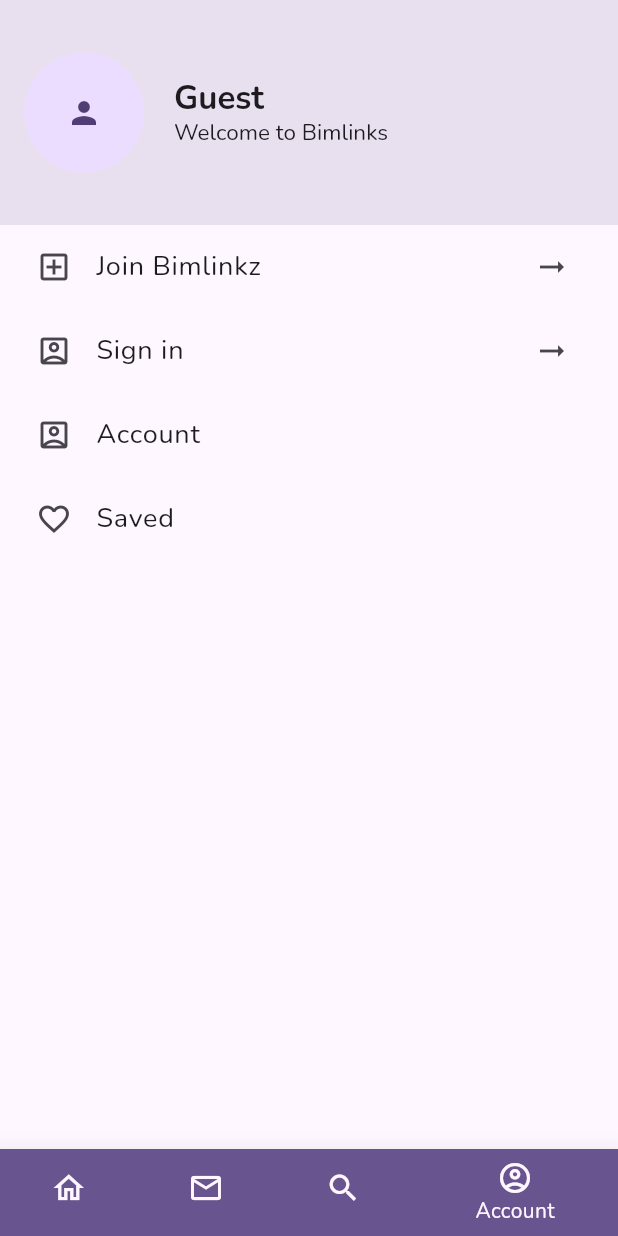
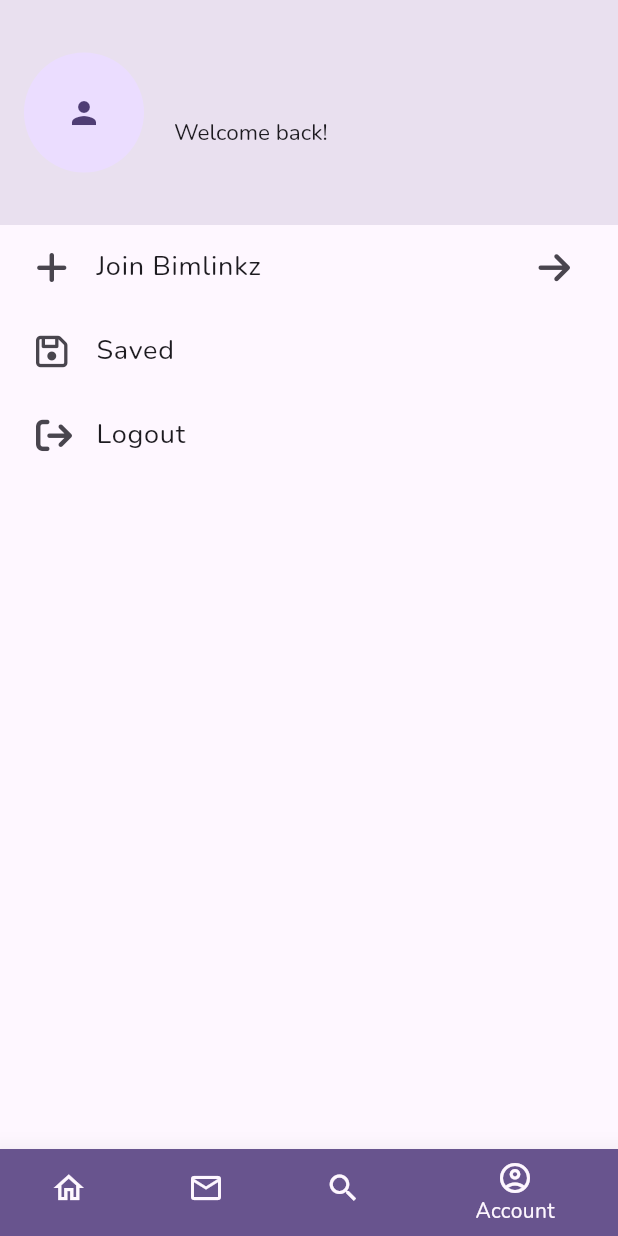
Before and after one commit to kzjstudio/bimlinkz_mobile_app, a Flutter app: the screen it shows once a user with an empty profile is signed in, item 4 of the bottom bar chosen, on a phone screen of 412 x 824 dp. Run offline on Flutter 3.47's test engine with Material 3 defaults, Android fonts, the phone set to English and light mode, and no system bars; our stand-ins replace cloud_firestore, firebase_auth, firebase_core, flutter_profile_picture, font_awesome_flutter, get and 3 more; accounts and stored records are empty.

Commit message:
setting up for three screens

```diff
--- a/lib/main.dart
+++ b/lib/main.dart
@@ -7,7 +7,13 @@
 
 void main() async {
   WidgetsFlutterBinding.ensureInitialized();
-  await Firebase.initializeApp().then((value) => Get.put(AuthController()));
+  await Firebase.initializeApp(
+          options: FirebaseOptions(
+              apiKey: 'AIzaSyA8cjWYfUqYCNo__LBkwBIF6CARzQPD5mI',
+              appId: '1:161008572662:web:4bb6f6292513552e43b4d7',
+              messagingSenderId: '161008572662',
+              projectId: 'bimixx-2eab2'))
+      .then((value) => Get.put(AuthController()));
   runApp(MyApp());
 }
 
@@ -19,7 +25,9 @@
         title: 'Bimlinkz',
         theme: ThemeData(
           colorScheme: ColorScheme.fromSeed(
-              seedColor: Colors.deepPurple, brightness: Brightness.light),
+              background: Colors.white,
+              seedColor: Colors.deepPurple,
+              brightness: Brightness.light),
           useMaterial3: true,
           textTheme: GoogleFonts.nunitoTextTheme(),
         ),
--- a/lib/models/user_model.dart
+++ /dev/null
@@ -1,16 +0,0 @@
-import 'package:cloud_firestore/cloud_firestore.dart';
-
-class UserModel {
-  String id;
-  String name;
-  String email;
-  String profileImage;
-  bool isLoggedIn;
-
-  UserModel(
-      {this.id = "",
-      this.name = "",
-      this.email = "",
-      this.profileImage = "",
-      this.isLoggedIn = false});
-}
--- a/lib/screens/account_screen.dart
+++ b/lib/screens/account_screen.dart
@@ -1,19 +1,40 @@
 import 'package:bimlinkz_mobile_app/Controllers/auth_controller.dart';
 import 'package:bimlinkz_mobile_app/screens/become_a_tradesman_landing_screen.dart';
-import 'package:bimlinkz_mobile_app/screens/create_account_screen.dart';
+import 'package:bimlinkz_mobile_app/screens/create_trades_account_screen.dart';
 import 'package:bimlinkz_mobile_app/screens/signin.dart';
+import 'package:cloud_firestore/cloud_firestore.dart';
+import 'package:firebase_auth/firebase_auth.dart';
 import 'package:flutter/material.dart';
+import 'package:font_awesome_flutter/font_awesome_flutter.dart';
 import 'package:get/get.dart';
 
 class AccountScreen extends StatelessWidget {
   final AuthController c = Get.find();
 
+  var data;
+  var isLoaded = false.obs;
+
+  getUserInfo() {
+    final docref = c.db.collection('users').doc(c.auth.currentUser?.uid);
+    docref.get().then((DocumentSnapshot doc) {
+      data = doc.data() as Map<String, dynamic>;
+      print(data['name']);
+      isLoaded.value = true;
+    }, onError: (e) {
+      isLoaded.value = false;
+      print(e);
+    });
+  }
+
   @override
   Widget build(BuildContext context) {
-    return Scaffold(
+    getUserInfo();
+    return Obx(() => isLoaded.isFalse
+        ? CircularProgressIndicator()
+        : Scaffold(
             appBar: AppBar(
               elevation: 20,
-        title: const Row(
+              title: Row(
                 children: [
                   CircleAvatar(
                     radius: 40,
@@ -26,11 +47,11 @@
                     crossAxisAlignment: CrossAxisAlignment.start,
                     children: [
                       Text(
-                  'Guest',
+                        "${data['name']}",
                         style: TextStyle(fontWeight: FontWeight.bold),
                       ),
                       Text(
-                  'Welcome to Bimlinks',
+                        'Welcome back!',
                         style: TextStyle(fontSize: 15),
                       )
                     ],
@@ -47,13 +68,11 @@
                   children: [
                     InkWell(
                       onTap: (() {
-                  Get.to(() => CreateAccountScreen());
+                        Get.to(() => CreateTradesAccountScreen());
                       }),
                       child: const ListTile(
-                  trailing: Icon(Icons.arrow_right_alt_outlined),
-                  leading: Icon(
-                    Icons.add_box_outlined,
-                  ),
+                        trailing: FaIcon(FontAwesomeIcons.arrowRight),
+                        leading: FaIcon(FontAwesomeIcons.plus),
                         title: Text(
                           'Join Bimlinkz',
                           style: TextStyle(
@@ -62,39 +81,8 @@
                         ),
                       ),
                     ),
-              InkWell(
-                onTap: (() {
-                  Get.to(() => SignInScreen());
-                }),
-                child: const ListTile(
-                  leading: Icon(Icons.account_box_outlined),
-                  trailing: Icon(Icons.arrow_right_alt_outlined),
-                  title: Text(
-                    'Sign in',
-                    style: TextStyle(
-                      fontSize: 18,
-                    ),
-                  ),
-                ),
-              ),
-              Obx(
-                () => c.userModel.value.isLoggedIn
-                    ? Container()
-                    : const ListTile(
-                        leading: Icon(Icons.account_box_outlined),
-                        title: Text(
-                          'Account',
-                          style: TextStyle(
-                            fontSize: 18,
-                          ),
-                        ),
-                      ),
-              ),
-              Obx(
-                () => c.userModel.value.isLoggedIn
-                    ? Container()
-                    : const ListTile(
-                        leading: Icon(Icons.favorite_border_outlined),
+                    const ListTile(
+                      leading: FaIcon(FontAwesomeIcons.floppyDisk),
                       title: Text(
                         'Saved',
                         style: TextStyle(
@@ -102,11 +90,19 @@
                         ),
                       ),
                     ),
+                    const ListTile(
+                      leading: FaIcon(FontAwesomeIcons.arrowRightFromBracket),
+                      title: Text(
+                        'Logout',
+                        style: TextStyle(
+                          fontSize: 18,
+                        ),
+                      ),
                     ),
                   ],
                 ),
               ),
             ),
-    );
+          ));
   }
 }
--- a/lib/screens/home_screen.dart
+++ b/lib/screens/home_screen.dart
@@ -1,9 +1,9 @@
 import 'package:bimlinkz_mobile_app/Controllers/auth_controller.dart';
-import 'package:bimlinkz_mobile_app/models/user_model.dart';
 import 'package:bimlinkz_mobile_app/screens/become_a_tradesman_landing_screen.dart';
 import 'package:bimlinkz_mobile_app/widgets/category_card.dart';
 import 'package:cloud_firestore/cloud_firestore.dart';
 import 'package:flutter/material.dart';
+import 'package:font_awesome_flutter/font_awesome_flutter.dart';
 import 'package:google_fonts/google_fonts.dart';
 
 class HomeScreen extends StatefulWidget {
@@ -52,7 +52,7 @@
                   MaterialPageRoute(
                       builder: (context) => const BecomeATradesManScreen()));
             },
-            icon: const Icon(Icons.link_rounded),
+            icon: const FaIcon(FontAwesomeIcons.link),
             iconSize: 40,
             color: Colors.green.shade800,
           )
--- a/pubspec.yaml
+++ b/pubspec.yaml
@@ -37,6 +37,7 @@
   flutter_profile_picture: ^2.0.0
   image_picker: ^1.0.7
   get: ^4.6.6
+  font_awesome_flutter: ^10.7.0
 
   # The following adds the Cupertino Icons font to your application.
   # Use with the CupertinoIcons class for iOS style icons.
@@ -67,6 +68,7 @@
   # To add assets to your application, add an assets section, like this:
   assets:
     - images/workman.jpg
+    - images/logo.jpg
 
   # An image asset can refer to one or more resolution-specific "variants", see
   # https://flutter.dev/assets-and-images/#resolution-aware
```
Also changed, not shown: lib/Controllers/auth_controller.dart (+4 -25 lines), lib/responsive/responsive_layout.dart (added, +23 -0 lines), lib/screens/become_a_tradesman_landing_screen.dart (+17 -19 lines), lib/screens/create_trades_account_screen.dart (renamed from lib/screens/create_account_screen.dart, +6 -25 lines), lib/screens/loginScreen.dart (+87 -7 lines), images/logo.jpg (added), pubspec.lock, 1 other file. Lines whose indentation alone changed are shown as unchanged.
